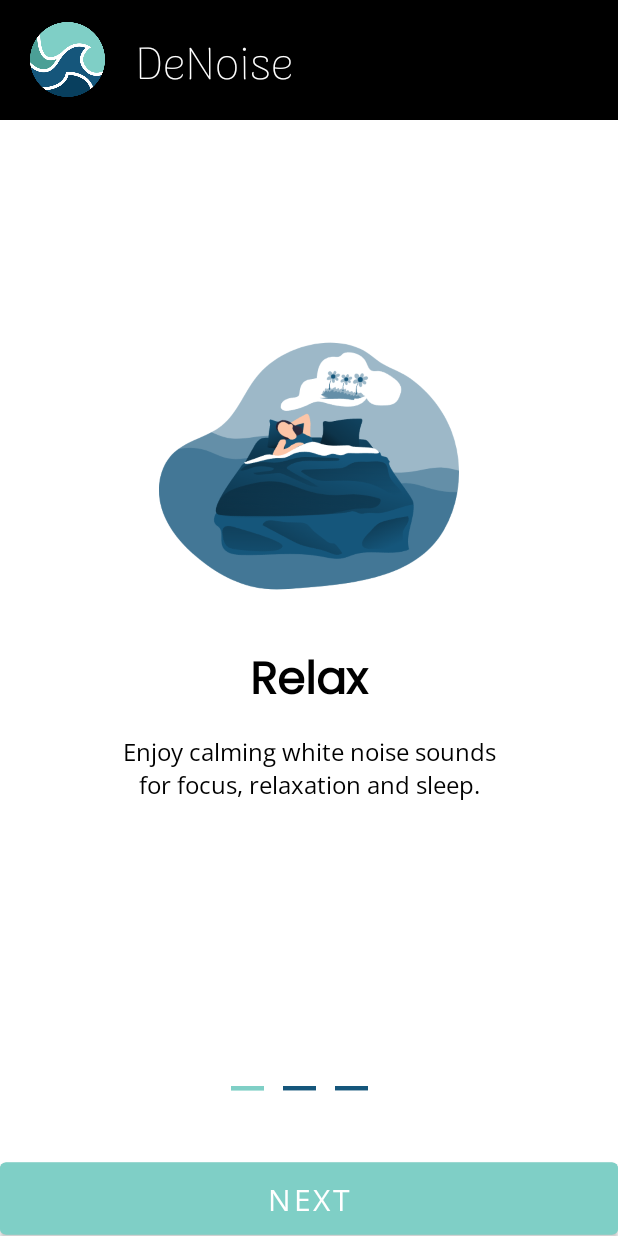
After one commit to tara-pogancev/android-white-noise, an Android app: the Onboarding screen opened directly, with no data from a screen before it, on a phone screen of 412 x 824 dp. The commit adds this screen. Run offline under Robolectric (Android 15) with nearby library versions, the phone set to English and light mode, and no system bars.

Commit message:
feat: onboarding on first app launch

```diff
--- a/DeNoise/app/src/main/AndroidManifest.xml
+++ b/DeNoise/app/src/main/AndroidManifest.xml
@@ -13,6 +13,12 @@
         android:supportsRtl="true"
         android:theme="@style/Theme.DeNoiseCalmingWhiteNoise"
         tools:targetApi="31">
+        <activity
+            android:name=".Settings"
+            android:exported="false" />
+        <activity
+            android:name=".Onboarding"
+            android:exported="false" />
         <activity
             android:name=".BrownNoisePlayer"
             android:exported="false" />
--- /dev/null
+++ b/DeNoise/app/src/main/java/com/tarapogancev/denoise/Onboarding.java
@@ -0,0 +1,96 @@
+package com.tarapogancev.denoise;
+
+import androidx.appcompat.app.AppCompatActivity;
+import androidx.viewpager.widget.ViewPager;
+
+import android.content.Intent;
+import android.os.Bundle;
+import android.view.View;
+import android.widget.Button;
+import android.widget.LinearLayout;
+import android.widget.RelativeLayout;
+import android.widget.TextView;
+
+import org.w3c.dom.Text;
+
+public class Onboarding extends AppCompatActivity {
+
+    ViewPager sliderViewPager;
+    LinearLayout lineIndicatorLayout;
+    Button skipButton;
+
+    TextView[] lines;
+    OnboardingPagerAdapter onboardingPagerAdapter;
+
+    @Override
+    protected void onCreate(Bundle savedInstanceState) {
+        super.onCreate(savedInstanceState);
+        setContentView(R.layout.activity_onboarding);
+
+        skipButton = findViewById(R.id.button_skip);
+
+        skipButton.setOnClickListener(new View.OnClickListener() {
+            @Override
+            public void onClick(View view) {
+                if (getItem(0) < 2) {
+                    sliderViewPager.setCurrentItem(getItem(1), true);
+                } else {
+                    Intent intent = new Intent(Onboarding.this, MainActivity.class);
+                    startActivity(intent);
+                }
+            }
+        });
+
+        sliderViewPager = (ViewPager) findViewById(R.id.layout_slider);
+        lineIndicatorLayout = (LinearLayout) findViewById(R.id.layout_onboardingIndicators);
+
+        onboardingPagerAdapter = new OnboardingPagerAdapter(this);
+        sliderViewPager.setAdapter(onboardingPagerAdapter);
+
+        setupIndicator(0);
+        sliderViewPager.addOnPageChangeListener(viewListener);
+    }
+
+    public void setupIndicator(int position) {
+        lines = new TextView[3];
+        lineIndicatorLayout.removeAllViews();
+
+        for (int i = 0; i <3; i++) {
+            lines[i] = new TextView(this);
+            lines[i].setText("_ ");
+            lines[i].setTextSize(50);
+            lines[i].setTextColor(getResources().getColor(R.color.blue));
+            lineIndicatorLayout.addView(lines[i]);
+        }
+
+        lines[position].setTextColor(getResources().getColor(R.color.teal));
+    }
+
+    ViewPager.OnPageChangeListener viewListener = new ViewPager.OnPageChangeListener() {
+
+        @Override
+        public void onPageScrolled(int position, float positionOffset, int positionOffsetPixels) {
+
+        }
+
+        @Override
+        public void onPageSelected(int position) {
+            setupIndicator(position);
+            if (position == 2) {
+                skipButton.setText("Start using DeNoise");
+            } else {
+                skipButton.setText("Next");
+            }
+        }
+
+        @Override
+        public void onPageScrollStateChanged(int state) {
+
+        }
+    };
+
+    private int getItem(int i) {
+        return sliderViewPager.getCurrentItem() + i;
+    }
+
+}
--- /dev/null
+++ b/DeNoise/app/src/main/java/com/tarapogancev/denoise/OnboardingPagerAdapter.java
@@ -0,0 +1,73 @@
+package com.tarapogancev.denoise;
+
+import android.content.Context;
+import android.view.LayoutInflater;
+import android.view.View;
+import android.view.ViewGroup;
+import android.widget.ImageView;
+import android.widget.RelativeLayout;
+import android.widget.TextView;
+
+import androidx.annotation.NonNull;
+import androidx.viewpager.widget.PagerAdapter;
+
+public class OnboardingPagerAdapter extends PagerAdapter {
+
+    Context context;
+
+    @Override
+    public int getCount() {
+        return 3;
+    }
+
+    int images[] = {
+            R.drawable.sleep,
+            R.drawable.focus,
+            R.drawable.relax2
+    };
+
+    String titles[] = {
+            "Relax",
+            "Focus",
+            "Enjoy"
+    };
+
+    String descriptions[] = {
+            "Enjoy calming white noise sounds for focus, relaxation and sleep.",
+            "Finish your work with razor-sharp focus while filtering all distractions.",
+            "Get the relaxation you need and deserve, while finding your inner peace."
+    };
+
+    @Override
+    public boolean isViewFromObject(@NonNull View view, @NonNull Object object) {
+        return view == (RelativeLayout) object;
+    }
+
+    public OnboardingPagerAdapter(Context context) {
+        this.context = context;
+    }
+
+    @NonNull
+    @Override
+    public Object instantiateItem(@NonNull ViewGroup container, int position) {
+        LayoutInflater layoutInflater = (LayoutInflater) context.getSystemService(context.LAYOUT_INFLATER_SERVICE);
+        View view = layoutInflater.inflate(R.layout.onboarding_slider, container, false);
+
+        ImageView image = view.findViewById(R.id.image_onboarding);
+        TextView title = view.findViewById(R.id.text_title);
+        TextView description = view.findViewById(R.id.text_description);
+
+        image.setImageResource(images[position]);
+        title.setText(titles[position]);
+        description.setText(descriptions[position]);
+
+        container.addView(view);
+
+        return view;
+    }
+
+    @Override
+    public void destroyItem(@NonNull ViewGroup container, int position, @NonNull Object object) {
+        container.removeView((RelativeLayout) object);
+    }
+}
--- /dev/null
+++ b/DeNoise/app/src/main/res/layout/activity_onboarding.xml
@@ -0,0 +1,68 @@
+<?xml version="1.0" encoding="utf-8"?>
+<RelativeLayout xmlns:android="http://schemas.android.com/apk/res/android"
+    xmlns:app="http://schemas.android.com/apk/res-auto"
+    xmlns:tools="http://schemas.android.com/tools"
+    android:layout_width="match_parent"
+    android:layout_height="match_parent"
+    tools:context=".Onboarding">
+
+    <LinearLayout
+        android:id="@+id/layout_onboardingTitle"
+        android:layout_width="match_parent"
+        android:layout_height="80dp"
+        android:background="@color/black"
+        android:paddingHorizontal="20dp"
+        android:orientation="horizontal"
+        android:gravity="center_vertical"
+        >
+
+        <ImageView
+            android:id="@+id/image_logo"
+            android:layout_width="50dp"
+            android:layout_height="50dp"
+            android:src="@drawable/logo"/>
+
+        <TextView
+            android:layout_width="wrap_content"
+            android:layout_height="wrap_content"
+            android:text="DeNoise"
+            android:textColor="@color/white"
+            android:layout_marginStart="20dp"
+            android:layout_marginTop="5dp"
+            style="@style/TitleFont"
+            android:textSize="30sp"
+            />
+
+    </LinearLayout>
+
+    <androidx.viewpager.widget.ViewPager
+        android:id="@+id/layout_slider"
+        android:layout_width="match_parent"
+        android:layout_height="wrap_content"
+        android:layout_below="@id/layout_onboardingTitle"
+        android:layout_above="@id/layout_onboardingIndicators">
+
+    </androidx.viewpager.widget.ViewPager>
+
+    <LinearLayout
+        android:id="@+id/layout_onboardingIndicators"
+        android:layout_width="wrap_content"
+        android:layout_height="wrap_content"
+        android:layout_above="@id/button_skip"
+        android:layout_centerHorizontal="true"
+        android:layout_marginBottom="30dp"
+        android:orientation="horizontal">
+
+    </LinearLayout>
+
+    <Button
+        android:id="@+id/button_skip"
+        android:layout_width="match_parent"
+        android:layout_height="60dp"
+        android:backgroundTint="@color/teal"
+        android:layout_alignParentBottom="true"
+        android:translationY="5dp"
+        android:text="NEXT"
+        android:textSize="20sp"/>
+
+</RelativeLayout>
--- /dev/null
+++ b/DeNoise/app/src/main/res/layout/onboarding_slider.xml
@@ -0,0 +1,48 @@
+<?xml version="1.0" encoding="utf-8"?>
+<RelativeLayout xmlns:android="http://schemas.android.com/apk/res/android"
+    android:layout_width="match_parent"
+    android:layout_height="wrap_content"
+    android:paddingHorizontal="70dp"
+    android:layout_centerVertical="true"
+    android:layout_centerHorizontal="true">
+
+    <RelativeLayout
+        android:layout_width="match_parent"
+        android:layout_height="wrap_content"
+        android:layout_centerInParent="true">
+
+        <ImageView
+            android:id="@+id/image_onboarding"
+            android:layout_width="wrap_content"
+            android:layout_height="200dp"
+            android:src="@drawable/sleep" />
+
+        <TextView
+            android:id="@+id/text_title"
+            android:layout_width="match_parent"
+            android:layout_height="wrap_content"
+            android:layout_below="@id/image_onboarding"
+            android:layout_centerVertical="true"
+            android:layout_marginTop="20dp"
+            android:gravity="center"
+            android:text="Relax"
+            android:fontFamily="@font/poppins_regular"
+            android:textColor="@color/black"
+            android:textSize="30dp"
+            android:textStyle="bold" />
+
+        <TextView
+            android:id="@+id/text_description"
+            android:layout_width="match_parent"
+            android:layout_height="wrap_content"
+            android:layout_below="@id/text_title"
+            android:layout_centerVertical="true"
+            android:layout_marginTop="10dp"
+            android:gravity="center"
+            android:text="Enjoy calming white noise sounds for focus, relaxation and sleep."
+            android:textColor="@color/black"
+            android:textSize="16sp" />
+
+    </RelativeLayout>
+
+</RelativeLayout>
```
Also changed, not shown: DeNoise/app/src/main/java/com/tarapogancev/denoise/MainActivity.java (+16 -0 lines), DeNoise/app/src/main/java/com/tarapogancev/denoise/Settings.java (added, +23 -0 lines), DeNoise/app/src/main/java/com/tarapogancev/denoise/SettingsFragment.java (added, +17 -0 lines), DeNoise/app/src/main/res/layout/activity_settings.xml (added, +45 -0 lines), DeNoise/app/src/main/res/xml/hidden_preferences.xml (added, +10 -0 lines), DeNoise/app/src/main/res/xml/preferences.xml (added, +15 -0 lines), DeNoise/app/src/main/res/drawable/focus.png (added), DeNoise/app/src/main/res/drawable/relax.png (added), DeNoise/app/src/main/res/drawable/relax2.png (added), DeNoise/app/src/main/res/drawable/sleep.png (added), 1 other file.
